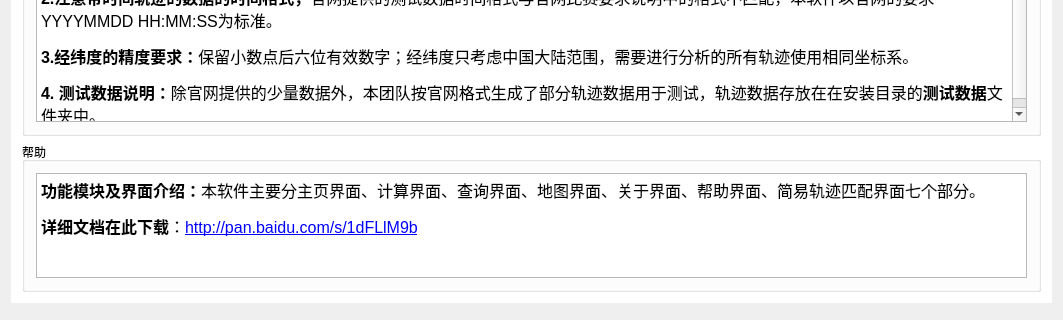
First picture: the form in main/mainwindow.ui, repository ZhangShurong/Trajectory-similarity, before the edit; both pictures show x 0 to 1063 and y 461 to 781 of the 1063 by 781 pixel window.
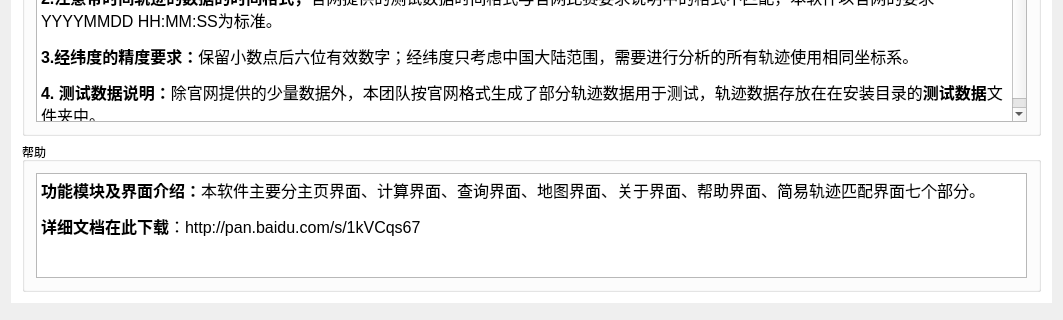
Second picture: the form after the edit. The open tabs and pages were chosen to show the change. Icons and pictures are not drawn. Custom widgets are drawn as their Qt base class.

Patch:
```diff
--- a/main/mainwindow.ui
+++ b/main/mainwindow.ui
@@ -2059,7 +2059,7 @@
 p, li { white-space: pre-wrap; }
 &lt;/style&gt;&lt;/head&gt;&lt;body style=&quot; font-family:'微软雅黑'; font-size:9pt; font-weight:400; font-style:normal;&quot;&gt;
 &lt;p style=&quot; margin-top:0px; margin-bottom:0px; margin-left:0px; margin-right:0px; -qt-block-indent:0; text-indent:0px;&quot;&gt;&lt;span style=&quot; font-size:12pt; font-weight:600;&quot;&gt;功能模块及界面介绍：&lt;/span&gt;&lt;span style=&quot; font-size:12pt;&quot;&gt;本软件主要分主页界面、计算界面、查询界面、地图界面、关于界面、帮助界面、简易轨迹匹配界面七个部分。 &lt;/span&gt;&lt;/p&gt;
-&lt;p style=&quot; margin-top:12px; margin-bottom:12px; margin-left:0px; margin-right:0px; -qt-block-indent:0; text-indent:0px;&quot;&gt;&lt;span style=&quot; font-size:12pt; font-weight:600;&quot;&gt;详细文档在此下载&lt;/span&gt;&lt;span style=&quot; font-size:12pt;&quot;&gt;：&lt;/span&gt;&lt;span style=&quot; font-size:12pt; text-decoration: underline; color:#0000ff;&quot;&gt;http://pan.baidu.com/s/1dFLlM9b&lt;/span&gt;&lt;/p&gt;&lt;/body&gt;&lt;/html&gt;</string>
+&lt;p style=&quot; margin-top:12px; margin-bottom:12px; margin-left:0px; margin-right:0px; -qt-block-indent:0; text-indent:0px;&quot;&gt;&lt;span style=&quot; font-size:12pt; font-weight:600;&quot;&gt;详细文档在此下载&lt;/span&gt;&lt;span style=&quot; font-size:12pt;&quot;&gt;：&lt;/span&gt;&lt;img src=&quot;file:///C:\Users\kelei\AppData\Roaming\Tencent\QQ\Temp\%W@GJ$ACOF(TYDYECOKVDYB.png&quot; /&gt;&lt;span style=&quot; font-size:12pt;&quot;&gt;http://pan.baidu.com/s/1kVCqs67 &lt;/span&gt;&lt;/p&gt;&lt;/body&gt;&lt;/html&gt;</string>
              </property>
             </widget>
            </item>
```
